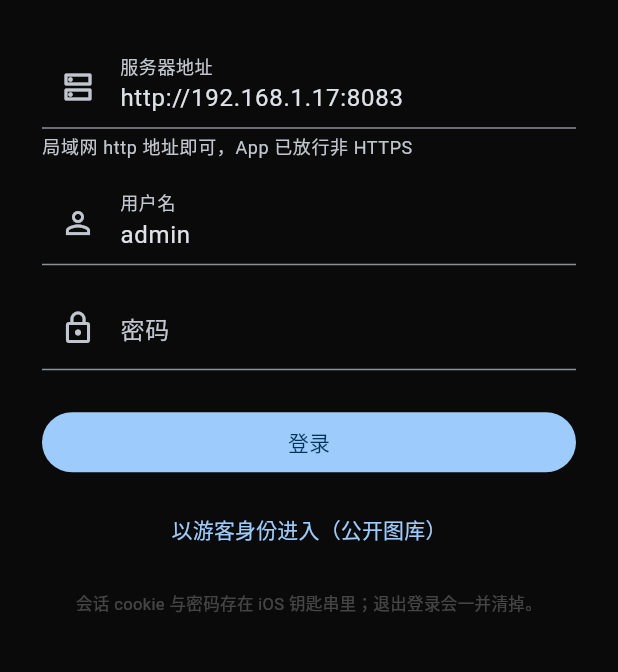
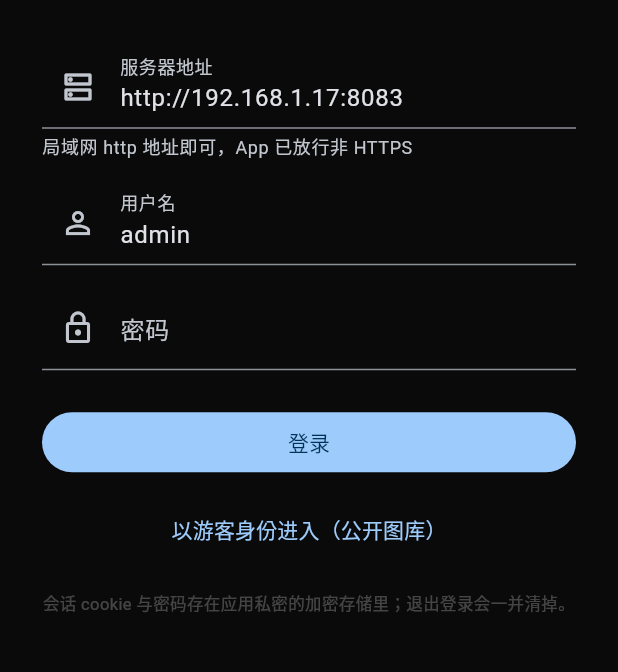
Before and after one commit to ccf-yang/gallery, a Flutter app: the screen it shows after launch, on a phone screen of 412 x 824 dp, the part 400-1072 px from its top. Run offline on Flutter 3.47's test engine with Material 3 defaults, Android fonts, the phone set to English and light mode, and no system bars; our stand-ins replace flutter_cache_manager, flutter_secure_storage, photo_view, shared_preferences, video_player.

Commit message:
把「只有某个系统才成立」的文案收进 PlatformNotes
一份 lib 要同时喂 iOS 和安卓，errno 65 的排查指路、钥匙串、iPhone 播不了
这三处说法在安卓上都是错的。集中到 core/platform_notes.dart，正文按平台取。

analysis_options 的 exclude 是 flutter 自己补的：平台目录里的 Kotlin/Swift
不该跟着 analyze 一起扫。

```diff
--- a/app/analysis_options.yaml
+++ b/app/analysis_options.yaml
@@ -3,6 +3,10 @@ include: package:flutter_lints/flutter.yaml
 analyzer:
   errors:
     avoid_print: warning
+  exclude:
+    - build/**
+    - android/**
+    - ios/**
 
 linter:
   rules:
--- /dev/null
+++ b/app/lib/core/platform_notes.dart
@@ -0,0 +1,42 @@
+import 'dart:io' show Platform;
+
+/// iOS 和安卓共用同一份 lib，凡是「只在某个系统上成立」的说法都收在这里，
+/// 免得正文里到处散落 `Platform.isIOS`。
+abstract final class PlatformNotes {
+  static bool get isIos => Platform.isIOS;
+
+  static String get osName {
+    if (Platform.isIOS) return 'iOS';
+    if (Platform.isAndroid) return 'Android';
+    return '本机';
+  }
+
+  /// 凭据落在哪：iOS 是钥匙串，安卓是 Keystore 加密的私有文件。
+  static String get credentialHint => Platform.isIOS
+      ? '会话 cookie 与密码存在 iOS 钥匙串里；退出登录会一并清掉。'
+      : '会话 cookie 与密码存在应用私密的加密存储里；退出登录会一并清掉。';
+
+  static String get signOutHint =>
+      Platform.isIOS ? '清掉钥匙串里的会话与密码' : '清掉加密存储里的会话与密码';
+
+  /// 「连不上」的第一大原因，两个系统给的提示完全不同。
+  static String noRoute(String host) {
+    if (Platform.isIOS) {
+      return '手机到 $host 没有路由（errno 65）。iOS 上通常是这两条之一：\n'
+          '① 没给「本地网络」权限 —— 设置 → 隐私与安全性 → 本地网络 → 打开 Gallery；'
+          '列表里找不到 Gallery 就卸载重装，首次点登录会弹框，选「允许」。\n'
+          '② 手机上的代理/VPN（TUN 全局）把局域网吞了 —— 把 $host 加进直连规则，或先关掉代理再试。';
+    }
+    return '手机到 $host 没有路由。安卓上先看这两条：\n'
+        '① WiFi 是不是开了「隐私/随机 MAC」或访客网络的设备隔离 —— 换成连 $host 那台机器的同一个网络；\n'
+        '② 代理/VPN（全局 TUN）把局域网吞了 —— 把 $host 加进直连规则，或先关掉代理再试。';
+  }
+
+  /// 播放器起不来的兜底文案。安卓用 ExoPlayer，能吃的容器比 AVKit 宽得多。
+  static String videoInitFailed(Object error) {
+    if (Platform.isIOS) {
+      return '这个格式 iPhone 播不了：$error';
+    }
+    return '这台机器解不开这个封装：$error';
+  }
+}
--- a/app/lib/ui/settings_page.dart
+++ b/app/lib/ui/settings_page.dart
@@ -4,6 +4,7 @@ import 'package:provider/provider.dart';
 import '../core/app_state.dart';
 import '../core/image_cache.dart';
 import '../core/models.dart';
+import '../core/platform_notes.dart';
 import 'widgets/media_grid.dart' show humanFileSize;
 
 class SettingsPage extends StatefulWidget {
@@ -119,7 +120,7 @@ class _SettingsPageState extends State<SettingsPage> {
           ListTile(
             leading: const Icon(Icons.logout),
             title: const Text('退出登录'),
-            subtitle: const Text('清掉钥匙串里的会话与密码'),
+            subtitle: Text(PlatformNotes.signOutHint),
             onTap: () async {
               await state.signOut();
               if (context.mounted) Navigator.of(context).pop();
--- a/app/lib/ui/setup_page.dart
+++ b/app/lib/ui/setup_page.dart
@@ -2,6 +2,7 @@ import 'package:flutter/material.dart';
 import 'package:provider/provider.dart';
 
 import '../core/app_state.dart';
+import '../core/platform_notes.dart';
 
 class SetupPage extends StatefulWidget {
   const SetupPage({super.key});
@@ -149,10 +150,10 @@ class _SetupPageState extends State<SetupPage> {
                     child: Text(_probing ? '正在试探…' : '以游客身份进入（公开图库）'),
                   ),
                   const SizedBox(height: 18),
-                  const Text(
-                    '会话 cookie 与密码存在 iOS 钥匙串里；退出登录会一并清掉。',
+                  Text(
+                    PlatformNotes.credentialHint,
                     textAlign: TextAlign.center,
-                    style: TextStyle(fontSize: 11, color: Colors.white24),
+                    style: const TextStyle(fontSize: 11, color: Colors.white24),
                   ),
                 ],
               ),
--- a/app/lib/ui/widgets/video_view.dart
+++ b/app/lib/ui/widgets/video_view.dart
@@ -4,6 +4,7 @@ import 'package:video_player/video_player.dart';
 
 import '../../core/app_state.dart';
 import '../../core/models.dart';
+import '../../core/platform_notes.dart';
 
 /// 全屏播一段视频。这里只负责「当前这一页」的视频，
 /// 划走即销毁，PageView 默认不保留离屏页面，播放器不会堆积。
@@ -75,7 +76,7 @@ class _VideoStageState extends State<VideoStage> {
       if (!mounted) return;
       setState(() {
         _initializing = false;
-        _error = '这个格式 iPhone 播不了：$e';
+        _error = PlatformNotes.videoInitFailed(e);
       });
     }
   }
```
Also changed, not shown: app/lib/core/app_state.dart (+4 -6 lines).
